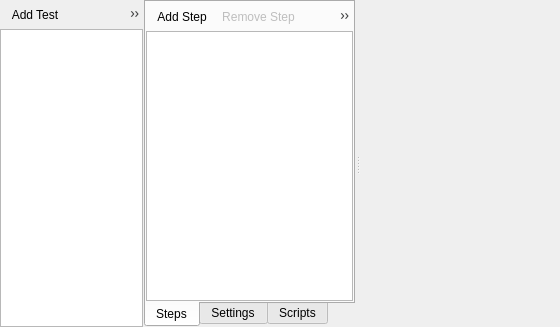
The window that res/forms/TestsWidget.ui (tedvalson/NovelTea) describes before a commit, drawn with Qt 5.
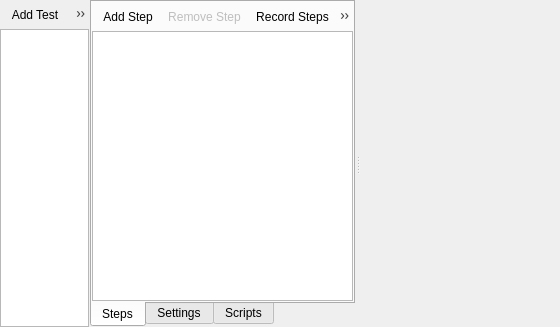
The same window after the commit. Icons and pictures are not drawn. Custom widgets are drawn as their Qt base class.

Commit message: TestWidget: Adjust horizontal stretch to better values

```diff
--- a/res/forms/TestsWidget.ui
+++ b/res/forms/TestsWidget.ui
@@ -110,10 +110,29 @@
             <number>1</number>
            </property>
            <item>
+            <widget class="QWidget" name="widgetLeftSide" native="true">
+             <property name="sizePolicy">
+              <sizepolicy hsizetype="Preferred" vsizetype="Preferred">
+               <horstretch>1</horstretch>
+               <verstretch>0</verstretch>
+              </sizepolicy>
+             </property>
             <layout class="QVBoxLayout" name="verticalLayout">
              <property name="spacing">
               <number>0</number>
              </property>
+              <property name="leftMargin">
+               <number>0</number>
+              </property>
+              <property name="topMargin">
+               <number>0</number>
+              </property>
+              <property name="rightMargin">
+               <number>0</number>
+              </property>
+              <property name="bottomMargin">
+               <number>0</number>
+              </property>
              <item>
               <widget class="QToolBar" name="toolBarTests">
                <property name="floatable">
@@ -127,9 +146,16 @@
               <widget class="QListWidget" name="listWidgetTests"/>
              </item>
             </layout>
+            </widget>
            </item>
            <item>
             <widget class="QTabWidget" name="tabWidget">
+             <property name="sizePolicy">
+              <sizepolicy hsizetype="Expanding" vsizetype="Expanding">
+               <horstretch>3</horstretch>
+               <verstretch>0</verstretch>
+              </sizepolicy>
+             </property>
              <property name="tabPosition">
               <enum>QTabWidget::South</enum>
              </property>
```
Lines whose indentation alone changed are shown as unchanged.
